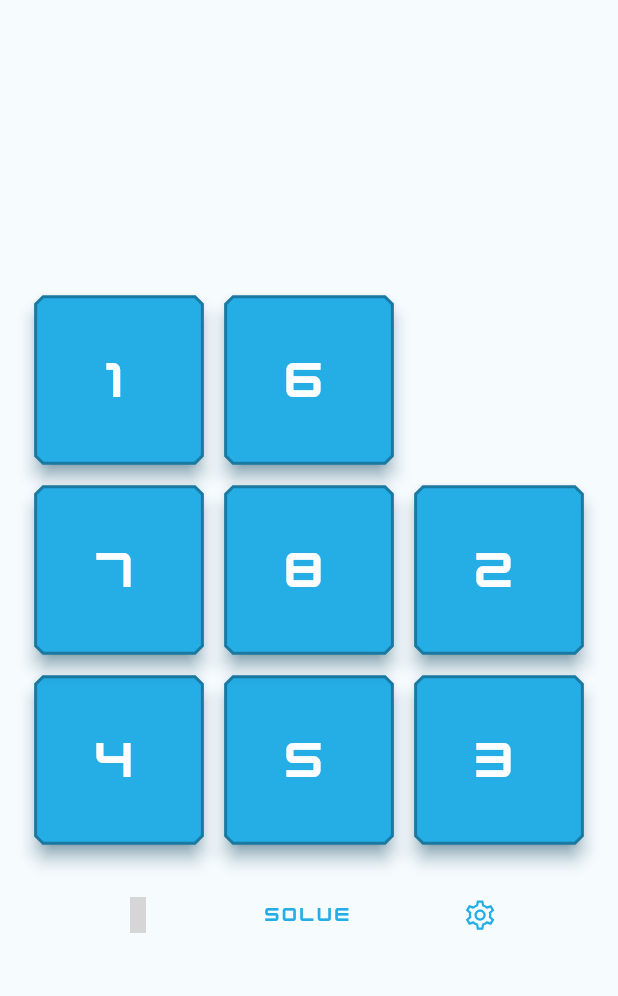
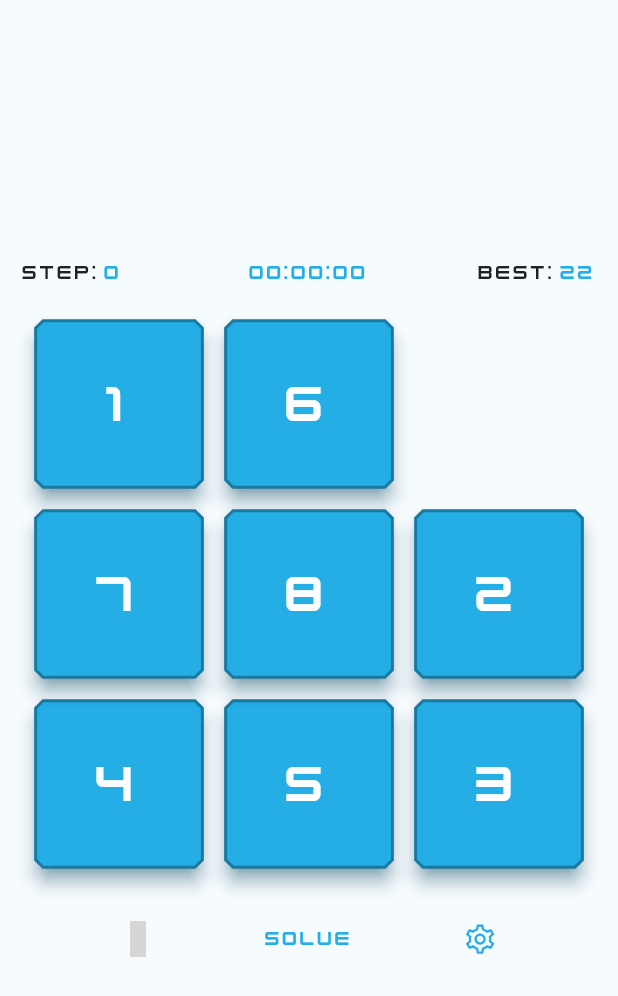
Before and after one commit to definev/slideparty, a Flutter app: the SingleModePage screen opened by its route, on a phone screen of 412 x 824 dp. Shown: the top 996 px of the screen. Run offline on Flutter 3.47's test engine with Material 2 defaults, Android fonts, the phone set to English and light mode, and no system bars; our stand-ins replace equatable, flex_color_scheme, flutter_hooks, flutter_riverpod, go_router, hive and 5 more; missing offline and left inert: flutter_portal; accounts and stored records are empty; grey boxes are pictures that could not be loaded.

```diff
--- a/lib/app.dart
+++ b/lib/app.dart
@@ -15,7 +15,7 @@ class App extends ConsumerStatefulWidget {
 
   static final router = GoRouter(
     initialLocation: '/',
-    urlPathStrategy: UrlPathStrategy.path,
+    urlPathStrategy: UrlPathStrategy.hash,
     routes: [
       GoRoute(
         path: '/',
--- a/lib/src/features/single_mode/screens/single_mode_page.dart
+++ b/lib/src/features/single_mode/screens/single_mode_page.dart
@@ -39,8 +39,7 @@ class SingleModePage extends StatelessWidget {
           mainAxisSize: MainAxisSize.min,
           crossAxisAlignment: CrossAxisAlignment.center,
           children: [
-            // _header(screenSize, state, controller),
-
+            _header(screenSize, state, controller),
             ConstrainedBox(
               constraints: BoxConstraints(
                 maxHeight: min(425, screenSize.shortestSide),
@@ -116,7 +115,7 @@ class SingleModePage extends StatelessWidget {
     );
   }
 
-  ConstrainedBox header(Size screenSize, SinglePlayboardState state,
+  ConstrainedBox _header(Size screenSize, SinglePlayboardState state,
       SingleModePlayboardController controller) {
     return ConstrainedBox(
       constraints: BoxConstraints(
```
